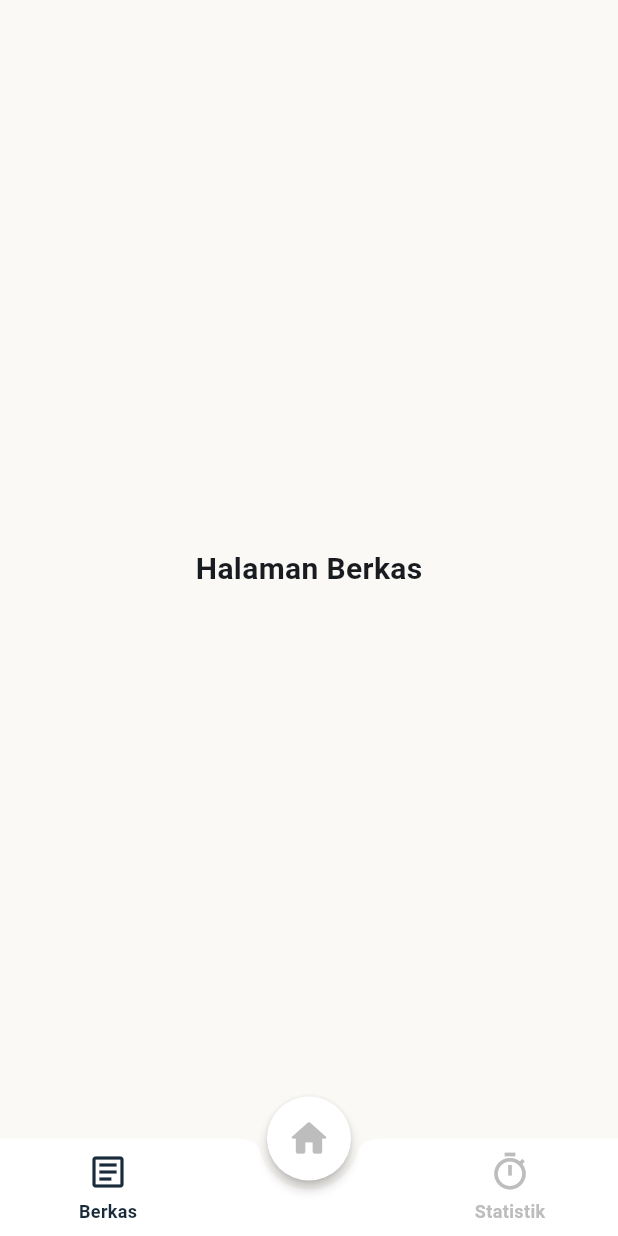
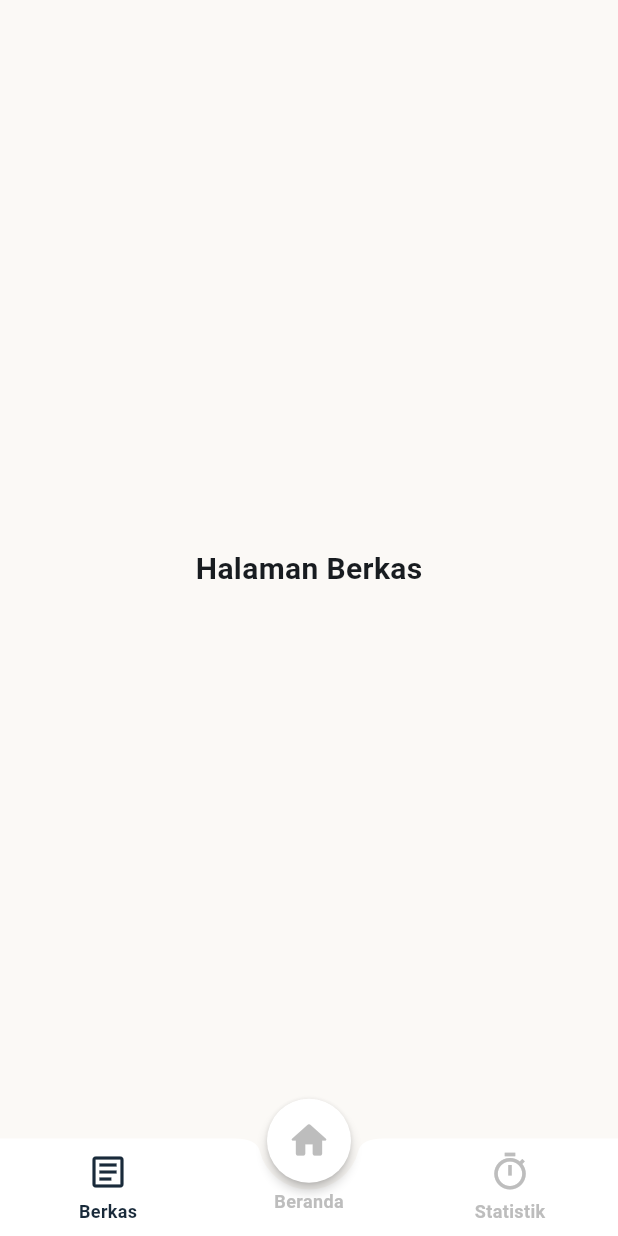
Before and after one commit to Ahmadmapple/Flashmind, a Flutter app: the screen it shows after launch, after a tap on "Berkas", on a phone screen of 412 x 824 dp. Run offline on Flutter 3.47's test engine with Material 3 defaults, Android fonts, the phone set to English and light mode, and no system bars.

Commit message:
mempercantik bottom bar, menambahkan animasi transisi dari splash screen ke halaman utama

```diff
--- a/lib/main.dart
+++ b/lib/main.dart
@@ -37,7 +37,15 @@ class _SplashScreenState extends State<SplashScreen> {
       if (mounted) {
         Navigator.pushReplacement(
           context,
-          MaterialPageRoute(builder: (context) => const MainPage()),
+          PageRouteBuilder(
+            pageBuilder: (context, animation, secondaryAnimation) =>
+                const MainPage(),
+            transitionsBuilder:
+                (context, animation, secondaryAnimation, child) {
+                  return FadeTransition(opacity: animation, child: child);
+                },
+            transitionDuration: const Duration(milliseconds: 600),
+          ),
         );
       }
     });
@@ -76,10 +84,7 @@ class _SplashScreenState extends State<SplashScreen> {
             const SizedBox(height: 8),
             const Text(
               'Small reviews. Lasting memory.',
-              style: TextStyle(
-                fontSize: 14,
-                color: Colors.black54,
-              ),
+              style: TextStyle(fontSize: 14, color: Colors.black54),
             ),
           ],
         ),
@@ -140,10 +145,18 @@ class _MainPageState extends State<MainPage> {
           : Center(
               child: Text(
                 _selectedIndex == 0 ? 'Halaman Berkas' : 'Halaman Statistik',
-          style: const TextStyle(fontSize: 20, fontWeight: FontWeight.bold),
+                style: const TextStyle(
+                  fontSize: 20,
+                  fontWeight: FontWeight.bold,
                 ),
               ),
-      floatingActionButton: SizedBox(
+            ),
+      floatingActionButton: Transform.translate(
+        offset: const Offset(0, 12),
+        child: Column(
+          mainAxisSize: MainAxisSize.min,
+          children: [
+            SizedBox(
               width: 56,
               height: 56,
               child: FloatingActionButton(
@@ -152,14 +165,36 @@ class _MainPageState extends State<MainPage> {
                     _selectedIndex = 1;
                   });
                 },
-          backgroundColor: _selectedIndex == 1 ? const Color(0xFF192A3A) : Colors.white,
+                backgroundColor: _selectedIndex == 1
+                    ? const Color(0xFF192A3A)
+                    : Colors.white,
                 shape: const CircleBorder(),
                 elevation: 3,
                 child: Icon(
                   Icons.home_rounded,
-            color: _selectedIndex == 1 ? Colors.white : Colors.grey.shade400,
+                  color: _selectedIndex == 1
+                      ? Colors.white
+                      : Colors.grey.shade400,
                   size: 30,
                 ),
+              ),
+            ),
+
+            const SizedBox(height: 4),
+
+            Text(
+              'Beranda',
+              style: TextStyle(
+                fontSize: 12,
+                color: _selectedIndex == 1
+                    ? const Color(0xFF192A3A)
+                    : Colors.grey.shade400,
+                fontWeight: _selectedIndex == 1
+                    ? FontWeight.bold
+                    : FontWeight.w600,
+              ),
+            ),
+          ],
         ),
       ),
       floatingActionButtonLocation: FloatingActionButtonLocation.centerDocked,
@@ -200,7 +235,7 @@ class _HomeView extends StatelessWidget {
                   crossAxisAlignment: CrossAxisAlignment.start,
                   children: const [
                     Text(
-                      'TUESDAY 15 SEP',
+                      'TUESDAY, 15 SEP 2026',
                       style: TextStyle(
                         fontSize: 12,
                         color: Colors.grey,
@@ -268,14 +303,14 @@ class _HomeView extends StatelessWidget {
                   const SizedBox(height: 8),
                   const Text(
                     '8 cards are waiting for you',
-                    style: TextStyle(
-                      color: Colors.white70,
-                      fontSize: 14,
-                    ),
+                    style: TextStyle(color: Colors.white70, fontSize: 14),
                   ),
                   const SizedBox(height: 32),
                   Container(
-                    padding: const EdgeInsets.symmetric(horizontal: 20, vertical: 12),
+                    padding: const EdgeInsets.symmetric(
+                      horizontal: 20,
+                      vertical: 12,
+                    ),
                     decoration: BoxDecoration(
                       color: const Color(0xFFF3C279),
                       borderRadius: BorderRadius.circular(30),
```
Also changed, not shown: 1 other file. Lines whose indentation alone changed are shown as unchanged.
